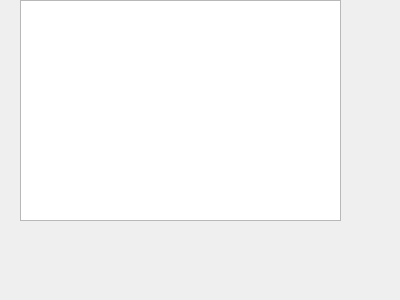
Mektus32/Installer, file screens/finish.ui: the form before one commit.
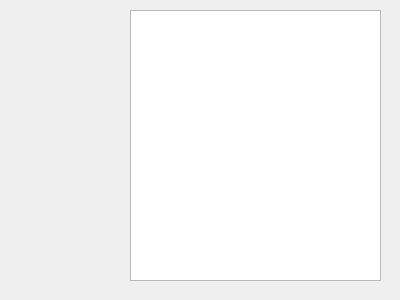
The form after the commit.

What changed in the file:
```diff
--- a/screens/finish.ui
+++ b/screens/finish.ui
@@ -16,12 +16,15 @@
   <widget class="QTextEdit" name="info">
    <property name="geometry">
     <rect>
-     <x>20</x>
-     <y>0</y>
-     <width>321</width>
-     <height>221</height>
+     <x>130</x>
+     <y>10</y>
+     <width>251</width>
+     <height>271</height>
     </rect>
    </property>
+   <property name="readOnly">
+    <bool>true</bool>
+   </property>
   </widget>
  </widget>
  <resources/>
```
